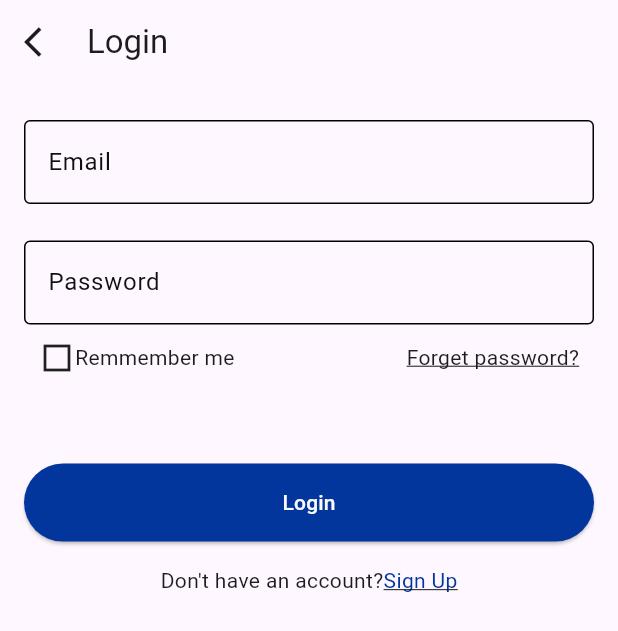
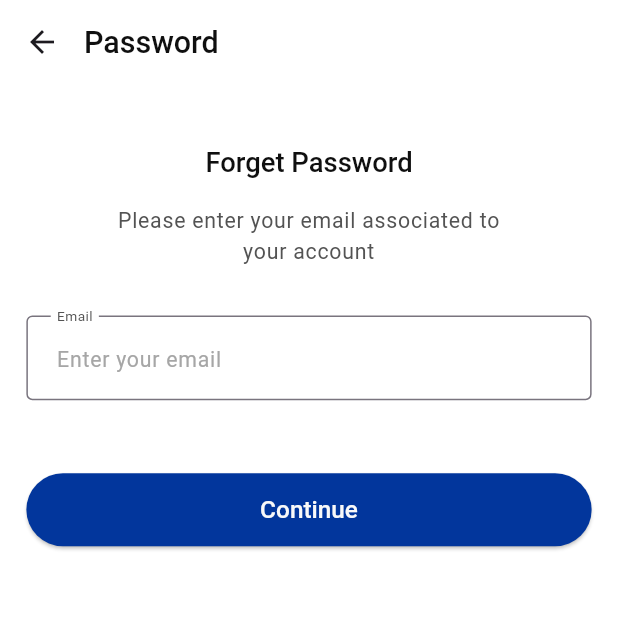
Before and after one commit to Ammar720/exam, a Flutter app: the Login screen opened by its route, after a tap on "Forget password?", on a phone screen of 412 x 824 dp. Shown: the top 631 px of the screen. Run offline on Flutter 3.47's test engine with Material 3 defaults, Android fonts, the phone set to English and light mode, and no system bars; our stand-ins replace flutter_screenutil, pinput.

Commit message:
implement forget password feature UI

```diff
--- a/lib/core/resources/app_theme.dart
+++ b/lib/core/resources/app_theme.dart
@@ -1,4 +1,5 @@
 import 'package:flutter/material.dart';
+import 'package:flutter_screenutil/flutter_screenutil.dart';
 
 class AppTheme {
   static const Color blue = Color(0xff02369C);
@@ -10,4 +11,60 @@ class AppTheme {
   static const Color lightBlue = Color(0xffEDEFF3);
   static const Color lightRed = Color(0xffF8D2D2);
   static const Color placeHolder = Color(0xffA6A6A6);
+  static const Color verifyCode = Color(0xffdfe7f7);
+
+  static ThemeData appThemeData = ThemeData(
+    scaffoldBackgroundColor: Colors.white,
+    textTheme: TextTheme(
+        titleLarge: TextStyle(
+          color: black,
+          fontWeight: FontWeight.w500,
+          fontSize: 18.sp,
+        ),
+        titleMedium: TextStyle(
+          color: black,
+          fontWeight: FontWeight.w400,
+          fontSize: 16.sp,
+        ),
+        bodyLarge: TextStyle(
+          color: placeHolder,
+          fontWeight: FontWeight.w400,
+          fontSize: 14.sp,
+        ),
+        bodySmall: TextStyle(
+          color: gray,
+          fontWeight: FontWeight.w400,
+          fontSize: 12.sp,
+        )),
+    appBarTheme: AppBarTheme(
+      backgroundColor: Colors.white,
+      titleSpacing: 0,
+      titleTextStyle: TextStyle(
+        color: black,
+        fontWeight: FontWeight.w500,
+        fontSize: 20.sp,
+      ),
+    ),
+    elevatedButtonTheme: ElevatedButtonThemeData(
+      style: ButtonStyle(
+        backgroundColor: const WidgetStatePropertyAll(blue),
+        foregroundColor: const WidgetStatePropertyAll(white),
+        minimumSize: WidgetStatePropertyAll(Size(343.w, 48.h)),
+        shape: WidgetStatePropertyAll(
+          RoundedRectangleBorder(
+            borderRadius: BorderRadius.circular(100.r),
+          ),
+        ),
+        padding: WidgetStatePropertyAll(
+          EdgeInsets.symmetric(horizontal: 24.w, vertical: 10.h),
+        ),
+        textStyle: WidgetStatePropertyAll(
+          TextStyle(
+            fontWeight: FontWeight.w500,
+            fontSize: 16.sp,
+          ),
+        ),
+      ),
+    ),
+  );
 }
--- a/lib/features/auth/presentation/screens/forget_password.dart
+++ b/lib/features/auth/presentation/screens/forget_password.dart
@@ -0,0 +1,83 @@
+import 'package:exam/core/utils/validator.dart';
+import 'package:exam/features/auth/presentation/screens/email_verification.dart';
+import 'package:flutter/material.dart';
+import 'package:flutter_screenutil/flutter_screenutil.dart';
+import 'package:exam/core/resources/app_theme.dart';
+
+class ForgetPassword extends StatelessWidget {
+  static const String routeName = '/forget';
+
+  ForgetPassword({super.key});
+
+  final _formKey = GlobalKey<FormState>();
+  final TextEditingController _emailController = TextEditingController();
+
+  @override
+  Widget build(BuildContext context) {
+    return Scaffold(
+      appBar: AppBar(
+        title: const Text("Password"),
+      ),
+      body: Padding(
+        padding: EdgeInsets.symmetric(vertical: 40.h, horizontal: 16.w),
+        child: Column(
+          children: [
+            Padding(
+              padding: EdgeInsets.symmetric(horizontal: 50.w),
+              child: Column(
+                children: [
+                  Text(
+                    'Forget Password',
+                    style: Theme.of(context).textTheme.titleLarge,
+                  ),
+                  SizedBox(height: 16.h),
+                  Text(
+                    'Please enter your email associated to your account',
+                    textAlign: TextAlign.center,
+                    style: Theme.of(context)
+                        .textTheme
+                        .bodyLarge!
+                        .copyWith(color: AppTheme.gray),
+                  ),
+                ],
+              ),
+            ),
+            SizedBox(height: 32.h),
+            Column(
+              children: [
+                Form(
+                  key: _formKey,
+                  child: TextFormField(
+                    style: Theme.of(context).textTheme.titleMedium,
+                    controller: _emailController,
+                    validator: Validator.validateEmail,
+                    cursorColor: AppTheme.black,
+                    decoration: InputDecoration(
+                      labelText: 'Email',
+                      labelStyle: Theme.of(context).textTheme.bodySmall,
+                      border: const OutlineInputBorder(),
+                      focusedBorder: const OutlineInputBorder(),
+                      floatingLabelBehavior: FloatingLabelBehavior.always,
+                      hintText: 'Enter your email',
+                      hintStyle: Theme.of(context).textTheme.bodyLarge,
+                      contentPadding: EdgeInsets.all(16.sp),
+                    ),
+                  ),
+                ),
+                SizedBox(height: 48.h),
+                ElevatedButton(
+                    onPressed: () {
+                      if (_formKey.currentState!.validate()) {
+                        Navigator.pushNamed(
+                            context, EmailVerification.routeName);
+                      }
+                    },
+                    child: const Text('Continue'))
+              ],
+            )
+          ],
+        ),
+      ),
+    );
+  }
+}
--- a/lib/features/auth/presentation/screens/login.dart
+++ b/lib/features/auth/presentation/screens/login.dart
@@ -1,4 +1,6 @@
 import 'package:exam/core/resources/app_theme.dart';
+import 'package:exam/features/auth/presentation/screens/forget_password.dart';
+import 'package:exam/features/auth/presentation/screens/register_screen.dart';
 import 'package:flutter/material.dart';
 import 'package:flutter_screenutil/flutter_screenutil.dart';
 
@@ -13,13 +15,10 @@ class Login extends StatefulWidget {
 class _LoginState extends State<Login> {
   @override
   Widget build(BuildContext context) {
-    return SafeArea(
-      child: Scaffold(
+    return Scaffold(
       appBar: AppBar(
         title: Text("Login"),
-          centerTitle: false,
-          leading: Icon(Icons.arrow_back_ios),
-          titleSpacing: 2,
+        titleSpacing: 16.w,
       ),
       body: Padding(
         padding: const EdgeInsets.only(top: 24, left: 16, right: 16),
@@ -58,7 +57,9 @@ class _LoginState extends State<Login> {
                   Text("Remmember me"),
                   Spacer(),
                   InkWell(
-                      onTap: () {},
+                    onTap: () {
+                      Navigator.pushNamed(context, ForgetPassword.routeName);
+                    },
                     child: Text(
                       "Forget password?",
                       style: TextStyle(decoration: TextDecoration.underline),
@@ -75,12 +76,7 @@ class _LoginState extends State<Login> {
                 Expanded(
                   child: Container(
                       child: ElevatedButton(
-                            style: ElevatedButton.styleFrom(
-                                padding: EdgeInsets.all(16),
-                                backgroundColor: AppTheme.blue,
-                                foregroundColor: AppTheme.white),
-                            onPressed: () {},
-                            child: Text("Login"))),
+                          onPressed: () {}, child: Text("Login"))),
                 ),
               ],
             ),
@@ -90,7 +86,10 @@ class _LoginState extends State<Login> {
             Row(mainAxisAlignment: MainAxisAlignment.center, children: [
               Text("Don't have an account?"),
               InkWell(
-                    onTap: () {},
+                  onTap: () {
+                    Navigator.pushReplacementNamed(
+                        context, RegisterScreen.routeName);
+                  },
                   child: Text(
                     "Sign Up",
                     style: TextStyle(
@@ -101,7 +100,6 @@ class _LoginState extends State<Login> {
           ],
         ),
       ),
-      ),
     );
   }
 }
--- a/pubspec.yaml
+++ b/pubspec.yaml
@@ -36,6 +36,7 @@ dependencies:
   # Use with the CupertinoIcons class for iOS style icons.
   cupertino_icons: ^1.0.8
   flutter_screenutil: ^5.9.3
+  pinput: ^5.0.1
 
 dev_dependencies:
   flutter_test:
```
Also changed, not shown: lib/features/auth/presentation/screens/email_verification.dart (added, +130 -0 lines), lib/features/auth/presentation/screens/register_screen.dart (+3 -12 lines), lib/features/auth/presentation/screens/reset_password.dart (added, +112 -0 lines), lib/main.dart (+9 -1 lines), pubspec.lock. Lines whose indentation alone changed are shown as unchanged.
